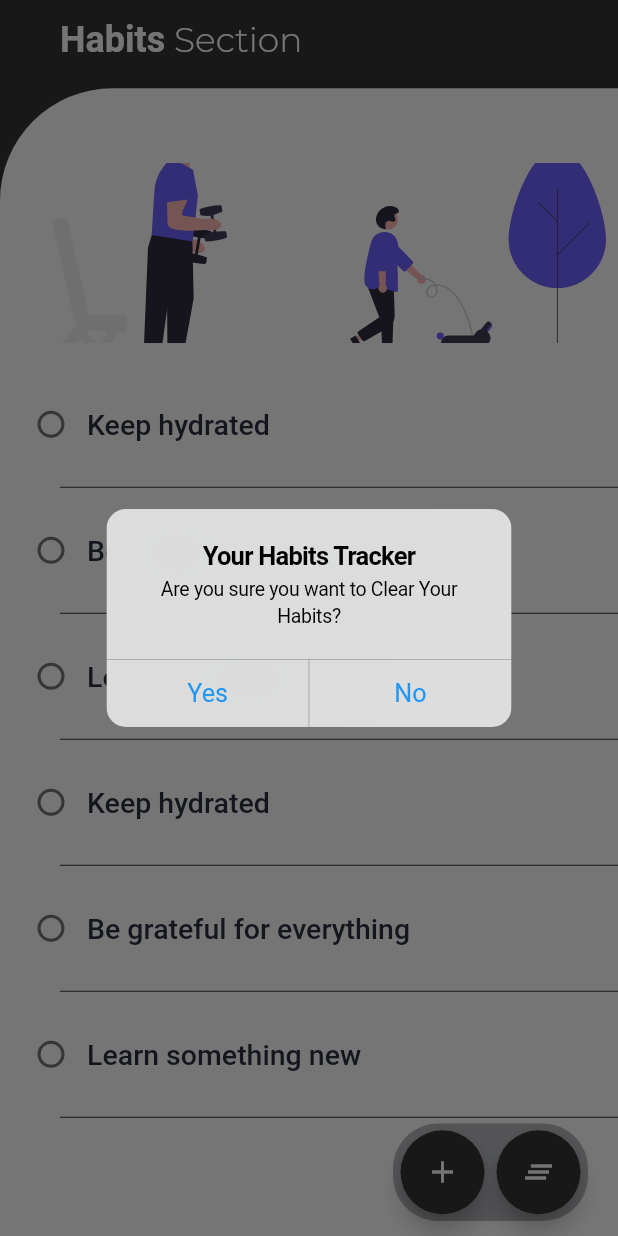
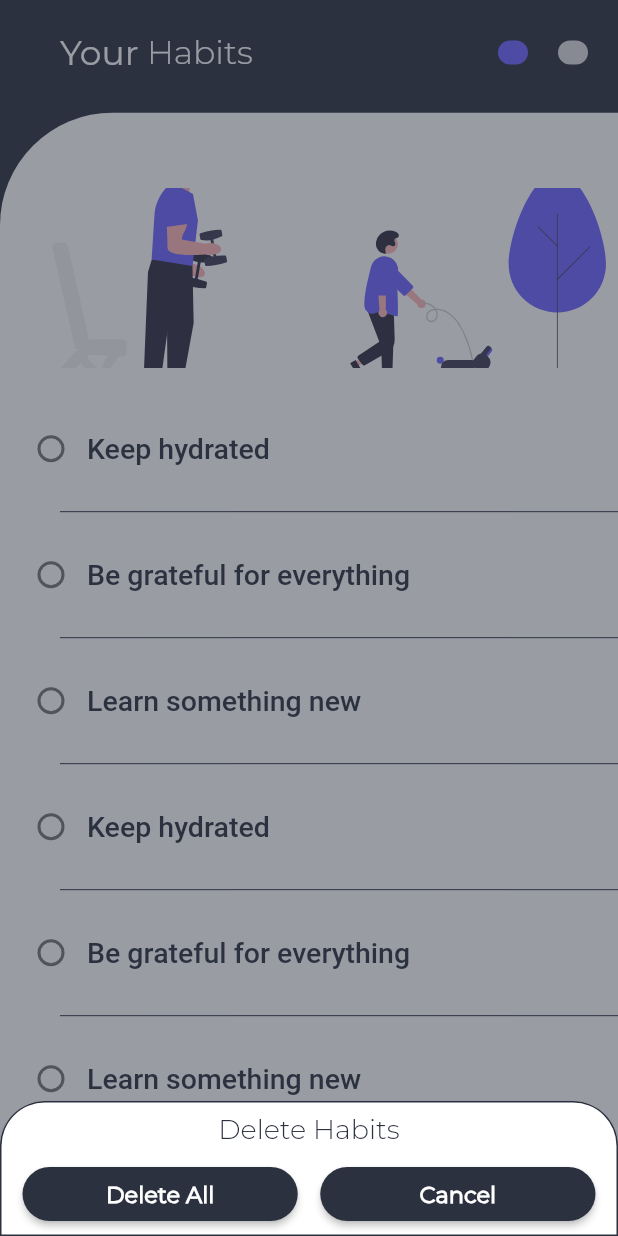
Before and after one commit to ianshaloom/habit_mate, a Flutter app: the screen it shows after launch, after a tap on the "clear all" icon, on a phone screen of 412 x 824 dp. Run offline on Flutter 3.47's test engine with Material 2 defaults, Android fonts, the phone set to English and light mode, and no system bars; drawn by our look-alikes of flutter_slidable, smooth_page_indicator; our stand-ins replace flutter_heatmap_calendar, flutter_svg, google_fonts, hive_flutter; accounts and stored records are empty; Roboto replaces fonts that are missing (Poppins).

Commit message:
Smooth page indicator, New Text Theme, Heatmap mod

```diff
--- a/lib/main.dart
+++ b/lib/main.dart
@@ -1,10 +1,15 @@
 import 'package:flutter/material.dart';
+import 'package:flutter/services.dart';
 import 'package:hive_flutter/hive_flutter.dart';
 
 import 'pages/homepage/homepage.dart';
 
 void main() async {
   WidgetsFlutterBinding.ensureInitialized();
+  SystemChrome.setPreferredOrientations([
+    DeviceOrientation.portraitDown,
+    DeviceOrientation.portraitUp,
+  ]);
 
   // initialize hive
   await Hive.initFlutter();
@@ -15,15 +20,15 @@ void main() async {
   runApp(
     MaterialApp(
       debugShowCheckedModeBanner: false,
-      title: 'Habit Tracker',
+      title: 'HabitMate',
       home: const MainPage(),
       theme: ThemeData(
-        primaryColor: const Color(0xff353535),
+        primaryColor: const Color.fromRGBO(44, 49, 64, 1),
         fontFamily: "Montserrat",
 
         // Appbar Theme
         appBarTheme: const AppBarTheme(
-          color: Color(0xff353535),
+          color: Color.fromRGBO(44, 49, 64, 1),
           centerTitle: true,
           elevation: 0,
           titleTextStyle: TextStyle(
@@ -35,7 +40,7 @@ void main() async {
 
         // Floating Buttons Theme
         floatingActionButtonTheme: const FloatingActionButtonThemeData(
-          backgroundColor: Color(0xff353535),
+          backgroundColor: Color.fromRGBO(44, 49, 64, 1),
           shape: CircleBorder(),
         ),
 
@@ -47,8 +52,18 @@ void main() async {
 
         // Text Theme
         textTheme: const TextTheme(
+          headlineLarge: TextStyle(
+            fontSize: 23,
+            color: Colors.white,
+            fontWeight: FontWeight.w500,
+          ),
+          headlineSmall: TextStyle(
+            fontSize: 15,
+            color: Colors.white,
+            fontWeight: FontWeight.w600,
+          ),
           bodyLarge: TextStyle(
-            fontSize: 23,
+            fontSize: 22,
             color: Colors.white,
             fontWeight: FontWeight.w300,
           ),
@@ -74,7 +89,7 @@ void main() async {
               top: Radius.circular(20.0),
             ),
             side: BorderSide(
-              color: Color(0xff353535),
+              color: Color.fromRGBO(44, 49, 64, 1),
             ),
           ),
         ),
--- a/lib/pages/bottomsheetpage/add_bottomsheet_page.dart
+++ b/lib/pages/bottomsheetpage/add_bottomsheet_page.dart
@@ -45,11 +45,12 @@ class _AddBottomSheetContentState extends State<AddBottomSheetContent> {
   @override
   Widget build(BuildContext context) {
     return Padding(
-      padding: const EdgeInsets.all(8.0),
-      child: Column(
-        mainAxisAlignment: MainAxisAlignment.start,
-        children: [
-          Padding(
+      padding: EdgeInsets.only(
+        bottom: MediaQuery.of(context).viewInsets.bottom,
+      ),
+      child: SizedBox(
+        height: 80,
+        child: Padding(
           padding:
               const EdgeInsets.only(top: 5, bottom: 15.0, left: 4, right: 4),
           child: Row(
@@ -59,9 +60,12 @@ class _AddBottomSheetContentState extends State<AddBottomSheetContent> {
                 onPressed: onCancel,
                 icon: const Icon(CupertinoIcons.xmark),
               ),
-                Text(
-                  'New Habit',
-                  style: Theme.of(context).textTheme.bodyMedium,
+              Flexible(
+                fit: FlexFit.tight,
+                child: UserInputField(
+                  controller: _habitName,
+                  onSubmitted: (_) => saveData(),
+                ),
               ),
               IconButton(
                 onPressed: saveData,
@@ -70,11 +74,6 @@ class _AddBottomSheetContentState extends State<AddBottomSheetContent> {
             ],
           ),
         ),
-          UserInputField(
-            controller: _habitName,
-            onSubmitted: (_) => saveData(),
-          ),
-        ],
       ),
     );
   }
--- a/lib/pages/bottomsheetpage/edit_bottomsheet_page.dart
+++ b/lib/pages/bottomsheetpage/edit_bottomsheet_page.dart
@@ -34,11 +34,12 @@ class _EditBottomSheetContentState extends State<EditBottomSheetContent> {
   @override
   Widget build(BuildContext context) {
     return Padding(
-      padding: const EdgeInsets.all(8.0),
-      child: Column(
-        mainAxisAlignment: MainAxisAlignment.start,
-        children: [
-          Padding(
+      padding: EdgeInsets.only(
+        bottom: MediaQuery.of(context).viewInsets.bottom,
+      ),
+      child: SizedBox(
+        height: 80,
+        child: Padding(
           padding:
               const EdgeInsets.only(top: 5, bottom: 15.0, left: 4, right: 4),
           child: Row(
@@ -48,9 +49,13 @@ class _EditBottomSheetContentState extends State<EditBottomSheetContent> {
                 onPressed: onCancel,
                 icon: const Icon(CupertinoIcons.xmark),
               ),
-                Text(
-                  'Edit Habit',
-                  style: Theme.of(context).textTheme.bodyMedium,
+              Flexible(
+                fit: FlexFit.tight,
+                child: UserInputField(
+                  controller: widget.controller,
+                  hintText: widget.hintText,
+                  onSubmitted: (_) => widget.editHabit(),
+                ),
               ),
               IconButton(
                 onPressed: widget.editHabit,
@@ -59,12 +64,6 @@ class _EditBottomSheetContentState extends State<EditBottomSheetContent> {
             ],
           ),
         ),
-          UserInputField(
-            controller: widget.controller,
-            hintText: widget.hintText,
-            onSubmitted: (_) => widget.editHabit(),
-          ),
-        ],
       ),
     );
   }
--- a/lib/pages/homepage/homepage.dart
+++ b/lib/pages/homepage/homepage.dart
@@ -1,7 +1,9 @@
 import 'package:flutter/cupertino.dart';
 import 'package:flutter/material.dart';
+import 'package:habit_tracker/pages/bottomsheetpage/widgets/clear_habits.dart';
 import 'package:habit_tracker/pages/homepage/widgets/heatmap_widget.dart';
 import 'package:hive_flutter/hive_flutter.dart';
+import 'package:smooth_page_indicator/smooth_page_indicator.dart';
 
 import '../../data/habit_database.dart';
 import '../bottomsheetpage/add_bottomsheet_page.dart';
@@ -23,18 +25,13 @@ class _MainPageState extends State<MainPage> {
 
   // Habit name Text Controller
   final _controller = TextEditingController();
-  List<String> pageNames = [
-    'Habit List',
-    'Your Habit Analysis',
-  ];
-  String pageName = 'Habit List';
-  late int widgetIndex = 0;
+  late int _pageIndex = 0;
   final _pageController = PageController();
 
-  // Set page name
-  void setPageName(int value) {
+  // set page new index onchanged
+  void _setPageIndex(int value) {
     setState(() {
-      pageName = pageNames[value];
+      _pageIndex = value;
     });
   }
 
@@ -52,6 +49,30 @@ class _MainPageState extends State<MainPage> {
       a.habits.removeAt([index][0]);
     });
     a.updateCurrentDb();
+  }
+
+  void _confirmClear(BuildContext ctx) {
+    showModalBottomSheet(
+      context: ctx,
+      shape: const RoundedRectangleBorder(
+        borderRadius: BorderRadius.vertical(
+          top: Radius.circular(30.0),
+        ),
+        side: BorderSide(
+          color: Color.fromRGBO(44, 49, 64, 1),
+        ),
+      ),
+      builder: (bCtx) => DeleteBottomSheet(onPressed: _deleteAllHabits),
+    );
+  }
+
+  // delete all habit
+  void _deleteAllHabits() {
+    setState(() {
+      a.habits.clear();
+    });
+    a.updateCurrentDb();
+    Navigator.of(context).pop();
   }
 
   // draw add new habit bottom sheet
@@ -115,35 +136,60 @@ class _MainPageState extends State<MainPage> {
       toolbarHeight: 10,
     );
     return Scaffold(
-      backgroundColor: const Color(0xff353535),
+      backgroundColor: const Color.fromRGBO(44, 49, 64, 1),
       appBar: appbar,
       body: SingleChildScrollView(
         child: Column(
           children: [
             Container(
-              height:
-                  (size.height - appbar.preferredSize.height - pad.top) * 0.06,
-              padding: const EdgeInsets.only(left: 40, bottom: 15),
+                height: (size.height - appbar.preferredSize.height - pad.top) *
+                    0.08,
+                padding: const EdgeInsets.only(left: 40, bottom: 15, right: 20),
                 child: Row(
+                  mainAxisAlignment: MainAxisAlignment.spaceBetween,
+                  children: [
+                    _pageIndex == 0
+                        ? Row(
                             children: <Widget>[
-                  const Text(
-                    "Habits",
-                    style: TextStyle(
-                        color: Colors.white,
-                        fontFamily: 'Poppins',
-                        fontWeight: FontWeight.bold,
-                        fontSize: 24.0),
+                              Text(
+                                "Your",
+                                style:
+                                    Theme.of(context).textTheme.headlineLarge,
                               ),
                               Text(
-                    ' Section',
+                                ' Habits',
+                                style: Theme.of(context).textTheme.bodyLarge,
+                              )
+                            ],
+                          )
+                        : Row(
+                            children: <Widget>[
+                              Text(
+                                "Habits",
+                                style:
+                                    Theme.of(context).textTheme.headlineLarge,
+                              ),
+                              Text(
+                                ' HeatMap',
                                 style: Theme.of(context).textTheme.bodyLarge,
                               )
                             ],
                           ),
+                    SmoothPageIndicator(
+                      controller: _pageController,
+                      count: 2,
+                      effect: const WormEffect(
+                        dotWidth: 20,
+                        activeDotColor: Color(0xff6C63FF),
+                        dotColor: Color.fromRGBO(250, 250, 250, 0.855),
+                        spacing: 20,
                       ),
+                    ),
+                  ],
+                )),
             Container(
               height:
-                  (size.height - appbar.preferredSize.height - pad.top) * 0.94,
+                  (size.height - appbar.preferredSize.height - pad.top) * 0.92,
               decoration: const BoxDecoration(
                 color: Color(0xffffffff),
                 borderRadius: BorderRadius.only(
@@ -154,28 +200,37 @@ class _MainPageState extends State<MainPage> {
                 children: [
                   PageView(
                     controller: _pageController,
+                    onPageChanged: ((value) => _setPageIndex(value)),
                     children: [
                       HabitsPage(
                         checkBaxTapped: _checkBoxTapped,
                         editHabitForm: _editHabitForm,
                         deleteHabit: _deleteHabit,
                       ),
-                      HeatMapAnalysis(
+                      SizedBox(
+                        height: (size.height -
+                                appbar.preferredSize.height -
+                                pad.top) *
+                            0.92,
+                        child: HeatMapAnalysis(
                           dataset: a.heatMapDataset,
                           startDate: _mybox.get('START_DATE'),
+                        ),
                       )
                     ],
                   ),
-                  Positioned(
+                  _pageIndex == 0
+                      ? Positioned(
                           left: 0,
                           right: 20,
                           bottom: 10,
                           child: QuickShortcuts(
                             onAdd: () => _addHabitForm(context),
-                      onClear: _confirmClear,
+                            onClear: () => _confirmClear(context),
                             pageIndex: 0,
                           ),
                         )
+                      : const Center()
                 ],
               ),
             ),
@@ -184,38 +239,4 @@ class _MainPageState extends State<MainPage> {
       ),
     );
   }
-
-  Future _confirmClear() async {
-    switch (await showDialog(
-        context: context,
-        builder: (context) {
-          return CupertinoAlertDialog(
-            title: const Text('Your Habits Tracker'),
-            content: const Text('Are you sure you want to Clear Your Habits?'),
-            actions: [
-              CupertinoDialogAction(
-                onPressed: () {
-                  Navigator.pop(context, 'Yes');
-                },
-                child: const Text('Yes'),
-              ),
-              CupertinoDialogAction(
-                onPressed: () {
-                  Navigator.pop(context, 'No');
-                },
-                child: const Text('No'),
-              ),
-            ],
-          );
-        })) {
-      case 'Yes':
-        setState(() {
-          a.habits.clear();
-        });
-        a.updateCurrentDb();
-        break;
-      case 'No':
-        break;
 }
-  }
-}
--- a/lib/pages/homepage/widgets/heatmap_widget.dart
+++ b/lib/pages/homepage/widgets/heatmap_widget.dart
@@ -22,10 +22,13 @@ class HeatMapAnalysis extends StatelessWidget {
 
   @override
   Widget build(BuildContext context) {
+    final textScaleFactor = MediaQuery.of(context).textScaleFactor;
     return Column(
       mainAxisAlignment: MainAxisAlignment.start,
       children: [
         Expanded(
+          child: Padding(
+            padding: const EdgeInsets.only(top: 30.0),
             child: HeatMap(
               startDate: createDateTimeObj(startDate),
               endDate: DateTime.now().add(const Duration(days: 0)),
@@ -34,7 +37,7 @@ class HeatMapAnalysis extends StatelessWidget {
               showColorTip: false,
               showText: true,
               scrollable: true,
-            size: 30,
+              size: 25 / textScaleFactor,
               colorsets: const {
                 1: Color.fromRGBO(44, 49, 64, 0.1),
                 2: Color.fromRGBO(44, 49, 64, 0.2),
@@ -49,9 +52,10 @@ class HeatMapAnalysis extends StatelessWidget {
               },
             ),
           ),
+        ),
         Container(
-          margin: const EdgeInsets.only(left: 10, right: 10, bottom: 20),
-          padding: const EdgeInsets.all(5),
+          margin: const EdgeInsets.only(left: 10, right: 10, bottom: 10),
+          padding: const EdgeInsets.all(10),
           width: MediaQuery.of(context).size.width,
           decoration: BoxDecoration(
             color: const Color.fromRGBO(44, 49, 64, 1),
@@ -78,7 +82,7 @@ class HeatMapAnalysis extends StatelessWidget {
                 tips,
                 textAlign: TextAlign.left,
                 style: GoogleFonts.shadowsIntoLightTwo(
-                  fontSize: 16,
+                  fontSize: 16 / textScaleFactor,
                   color: const Color(0xffe8eeff),
                 ),
               ),
```
Also changed, not shown: pubspec.yaml (+2 -11 lines), 1 other file. Lines whose indentation alone changed are shown as unchanged.
